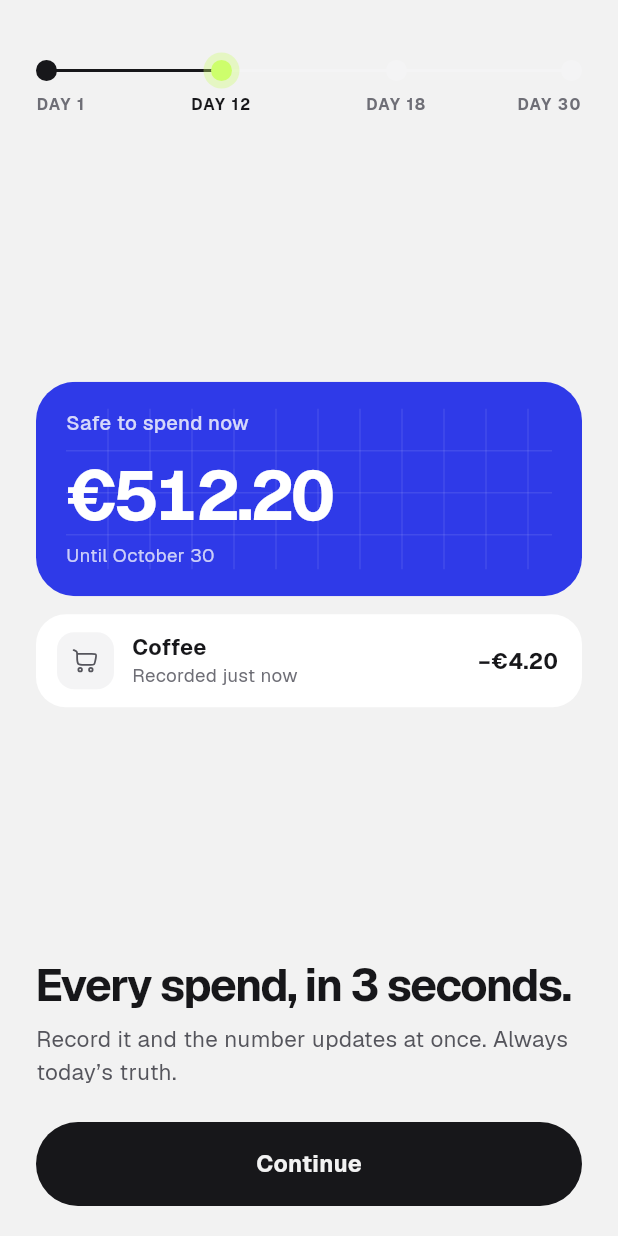
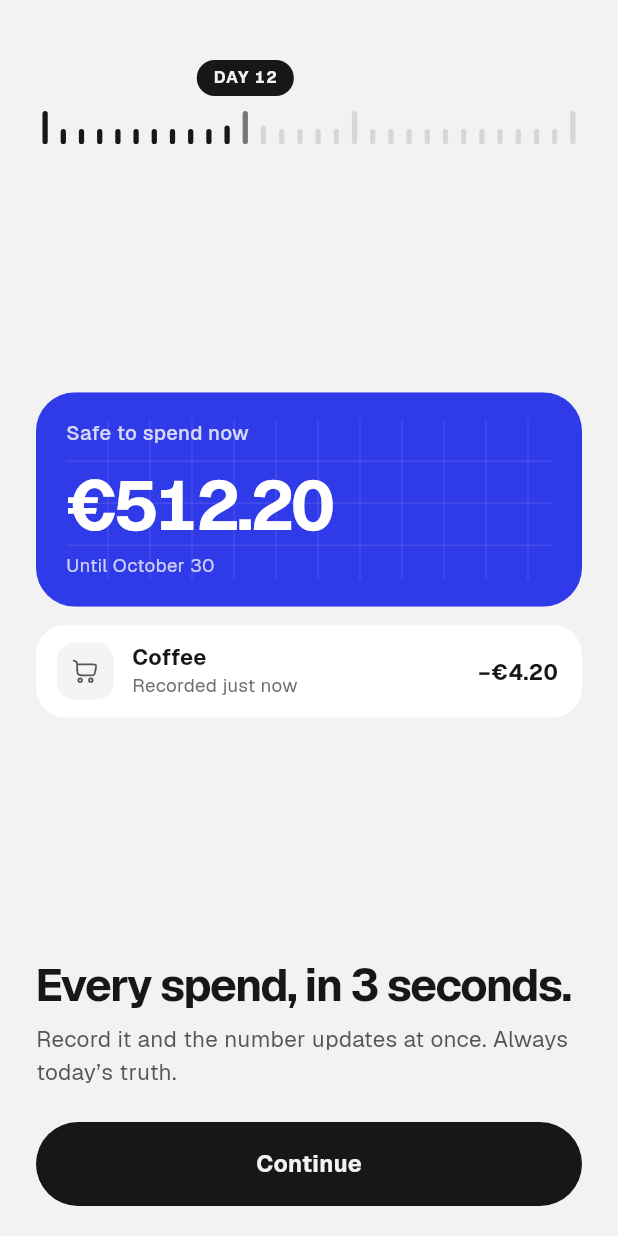
Before and after one commit to sajjadbabamaleki-lgtm/upino, a Flutter app: the WelcomeScreen screen opened directly with empty values, after a tap on "Continue", on a phone screen of 412 x 824 dp. Run offline on Flutter 3.47's test engine with Material 3 defaults, Android fonts, the phone set to English and light mode, and no system bars; our stand-ins replace file_picker, flutter_local_notifications, flutter_svg, image_picker, share_plus, speech_to_text and 1 more; missing offline and left inert: cryptography, home_widget; project files that could hold a hidden picture were left out.

Commit message:
Onboarding: the month as a ruler instead of four dots
The welcome pages walk through a month, but the stepper above them was
a thin line with four dots and labels. It is now a ruler of thirty day
bars, in the same bar language as Home's day strip. Bars fill up to the
playhead as the pages turn, the four moment days stand taller, and a
chip rides the playhead counting the days, so a swipe from Day 1 to
Day 12 reads as eleven days passing.

The fill and the chip follow the page position continuously rather than
snapping per page. The chip is ink, not lime: lime is kept for good
money news. The ruler mirrors in right-to-left languages.

Co-Authored-By: Claude Opus 5.5 <noreply@anthropic.com>
Claude-Session: https://claude.ai/code/session_01KY7fbDYpQH99TSuCRwNfub

```diff
--- a/app/lib/screens/first_run/welcome_screen.dart
+++ b/app/lib/screens/first_run/welcome_screen.dart
@@ -38,11 +38,14 @@ class _WelcomeScreenState extends State<WelcomeScreen> {
 
   static const _count = 4;
 
+  /// The day of the month each page is set on.
+  static const _days = [1, 12, 18, 30];
+
   static List<(String, String, String)> _moments(BuildContext c) => [
-        (c.l.frDay(1), c.l.frMoment1Title, c.l.frMoment1Body),
-        (c.l.frDay(12), c.l.frMoment2Title, c.l.frMoment2Body),
-        (c.l.frDay(18), c.l.frMoment3Title, c.l.frMoment3Body),
-        (c.l.frDay(30), c.l.frMoment4Title, c.l.frMoment4Body),
+        (c.l.frDay(_days[0]), c.l.frMoment1Title, c.l.frMoment1Body),
+        (c.l.frDay(_days[1]), c.l.frMoment2Title, c.l.frMoment2Body),
+        (c.l.frDay(_days[2]), c.l.frMoment3Title, c.l.frMoment3Body),
+        (c.l.frDay(_days[3]), c.l.frMoment4Title, c.l.frMoment4Body),
       ];
 
   @override
@@ -66,7 +69,7 @@ class _WelcomeScreenState extends State<WelcomeScreen> {
               child: AnimatedBuilder(
                 animation: _pages,
                 builder: (context, _) => _Timeline(
-                  labels: [for (final m in _moments(context)) m.$1],
+                  days: _days,
                   at: _pages.hasClients && _pages.position.haveDimensions ? _pages.page ?? 0 : 0,
                 ),
               ),
@@ -135,57 +138,92 @@ class _WelcomeScreenState extends State<WelcomeScreen> {
   }
 }
 
-/// Four moments on a line; the line fills with the swipe.
+/// The month as a ruler: one bar per day, filled up to where the swipe is.
+/// The four moments stand taller, and a chip rides the playhead, counting
+/// the days as the pages turn, so the swipe reads as time passing.
 class _Timeline extends StatelessWidget {
-  const _Timeline({required this.labels, required this.at});
-  final List<String> labels;
+  const _Timeline({required this.days, required this.at});
+
+  /// The day of the month each page is about, in page order.
+  final List<int> days;
+
+  /// The page position, fractional mid-swipe.
   final double at;
+
+  static const monthDays = 30;
+  static const _chipHeight = 24.0;
+  static const _barsTop = _chipHeight + 10;
+  static const _tall = 22.0;
+  static const _short = 10.0;
+
+  /// The day under the playhead: the moment's day on each page, and the
+  /// days between passing evenly as the swipe goes.
+  double get _day {
+    final a = at.clamp(0.0, days.length - 1.0);
+    final i = a.floor().clamp(0, days.length - 2);
+    return days[i] + (days[i + 1] - days[i]) * (a - i);
+  }
 
   @override
   Widget build(BuildContext context) {
-    final n = labels.length;
+    final rtl = Directionality.of(context) == TextDirection.rtl;
+    final ink = inkOf(context);
+    final day = _day;
     return SizedBox(
-      height: 42,
+      height: _barsTop + _tall,
       child: LayoutBuilder(builder: (context, box) {
         final w = box.maxWidth;
-        double x(int i) => 7 + (w - 14) * i / (n - 1);
+        final cx = w / monthDays * (day - 0.5);
         return Stack(
           clipBehavior: Clip.none,
           children: [
-            Positioned(
-              left: 7,
-              right: 7,
-              top: 6,
-              child: Container(height: 2, color: sunkenColor(context)),
+            Positioned.fill(
+              top: _barsTop,
+              child: CustomPaint(
+                painter: _Ruler(
+                  day: day,
+                  moments: days,
+                  rtl: rtl,
+                  past: ink,
+                  // ink held back, so the bars read on the page whatever its grey
+                  future: ink.withValues(alpha: 0.13),
+                  tall: _tall,
+                  short: _short,
+                ),
+              ),
             ),
             Positioned(
-              left: 7,
-              top: 6,
-              width: (w - 14) * (at / (n - 1)).clamp(0.0, 1.0),
-              child: Container(height: 2, color: inkOf(context)),
-            ),
-            for (var i = 0; i < n; i++) ...[
-              Positioned(
-                left: x(i) - 7,
-                top: 0,
-                child: _Dot(on: at >= i - 0.5, now: (at - i).abs() < 0.5, last: i == n - 1),
-              ),
-              Positioned(
-                left: (x(i) - 30).clamp(0.0, w - 60),
-                width: 60,
-                top: 22,
-                child: Text(
-                  labels[i].toUpperCase(),
-                  textAlign: i == 0 ? TextAlign.left : i == n - 1 ? TextAlign.right : TextAlign.center,
-                  style: TextStyle(
-                    fontSize: 10.5,
-                    fontWeight: FontWeight.w700,
-                    letterSpacing: 1,
-                    color: (at - i).abs() < 0.5 ? inkOf(context) : tertOf(context),
+              top: 0,
+              left: 0,
+              right: 0,
+              height: _chipHeight,
+              child: CustomSingleChildLayout(
+                delegate: _ChipAt(rtl ? w - cx : cx),
+                child: Container(
+                  key: const Key('timeline-chip'),
+                  height: _chipHeight,
+                  padding: const EdgeInsets.symmetric(horizontal: 11),
+                  decoration: BoxDecoration(
+                    color: ink,
+                    borderRadius: BorderRadius.circular(_chipHeight / 2),
+                  ),
+                  child: Center(
+                    widthFactor: 1,
+                    child: Text(
+                      context.l.frDay(day.round().clamp(1, monthDays)).toUpperCase(),
+                      style: TextStyle(
+                        fontSize: 11,
+                        fontWeight: FontWeight.w700,
+                        letterSpacing: 0.8,
+                        height: 1,
+                        color: pageOf(context),
+                        fontFeatures: const [FontFeature.tabularFigures()],
+                      ),
+                    ),
                   ),
                 ),
               ),
-            ],
+            ),
           ],
         );
       },),
@@ -193,27 +231,78 @@ class _Timeline extends StatelessWidget {
   }
 }
 
-class _Dot extends StatelessWidget {
-  const _Dot({required this.on, required this.now, required this.last});
-  final bool on;
-  final bool now;
-  final bool last;
+/// Centres the chip on the playhead, held inside the row at the ends.
+class _ChipAt extends SingleChildLayoutDelegate {
+  const _ChipAt(this.x);
+  final double x;
 
   @override
-  Widget build(BuildContext context) {
-    final c = now ? (last || !on ? lime : lime) : (on ? inkOf(context) : sunkenColor(context));
-    return AnimatedContainer(
-      duration: const Duration(milliseconds: 260),
-      curve: _ease,
-      width: 14,
-      height: 14,
-      decoration: BoxDecoration(
-        shape: BoxShape.circle,
-        color: c,
-        boxShadow: now ? [BoxShadow(color: lime.withValues(alpha: 0.35), blurRadius: 0, spreadRadius: 5)] : null,
-      ),
-    );
+  BoxConstraints getConstraintsForChild(BoxConstraints constraints) => constraints.loosen();
+
+  @override
+  Offset getPositionForChild(Size size, Size childSize) =>
+      Offset((x - childSize.width / 2).clamp(0.0, math.max(0.0, size.width - childSize.width)), 0);
+
+  @override
+  bool shouldRelayout(_ChipAt oldDelegate) => oldDelegate.x != x;
+}
+
+class _Ruler extends CustomPainter {
+  const _Ruler({
+    required this.day,
+    required this.moments,
+    required this.rtl,
+    required this.past,
+    required this.future,
+    required this.tall,
+    required this.short,
+  });
+
+  final double day;
+  final List<int> moments;
+  final bool rtl;
+  final Color past;
+  final Color future;
+  final double tall;
+  final double short;
+
+  @override
+  void paint(Canvas canvas, Size size) {
+    const n = _Timeline.monthDays;
+    final step = size.width / n;
+    final bar = math.min(3.5, step * 0.4);
+    final paint = Paint();
+    for (var d = 1; d <= n; d++) {
+      // A bar fills over the half day either side of it, so the fill glides
+      // with the swipe instead of ticking over; the bars near the playhead
+      // swell toward the moments' height.
+      final reach = (day - d + 0.5).clamp(0.0, 1.0);
+      final h = moments.contains(d) ? tall : short + (tall - short) * 0.4 * _swell(day - d);
+      final cx = step * (d - 0.5);
+      final x = rtl ? size.width - cx : cx;
+      paint.color = Color.lerp(future, past, reach)!;
+      canvas.drawRRect(
+        RRect.fromRectAndRadius(
+          Rect.fromLTWH(x - bar / 2, size.height - h, bar, h),
+          Radius.circular(bar / 2),
+        ),
+        paint,
+      );
+    }
   }
+
+  /// 1 on the playhead, easing to 0 two days away.
+  static double _swell(double distance) {
+    final t = (1 - distance.abs() / 2).clamp(0.0, 1.0);
+    return t * t * (3 - 2 * t);
+  }
+
+  @override
+  bool shouldRepaint(_Ruler oldDelegate) =>
+      oldDelegate.day != day ||
+      oldDelegate.past != past ||
+      oldDelegate.future != future ||
+      oldDelegate.rtl != rtl;
 }
 
 /// The blue hero card, as Home shows it.
```
